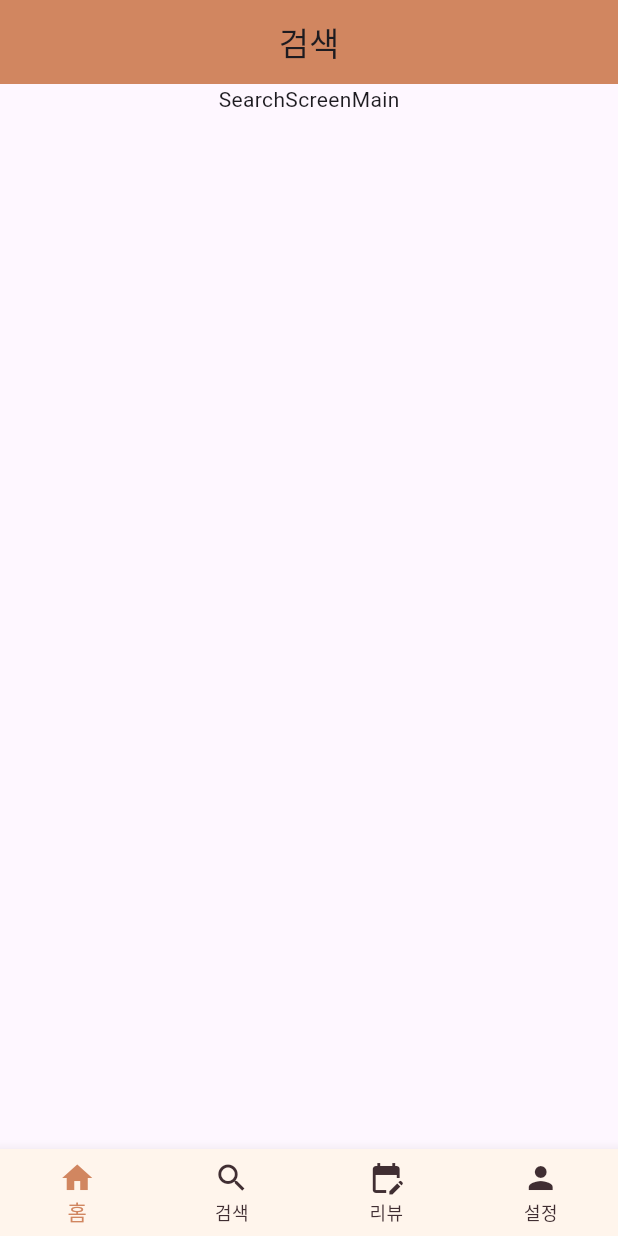
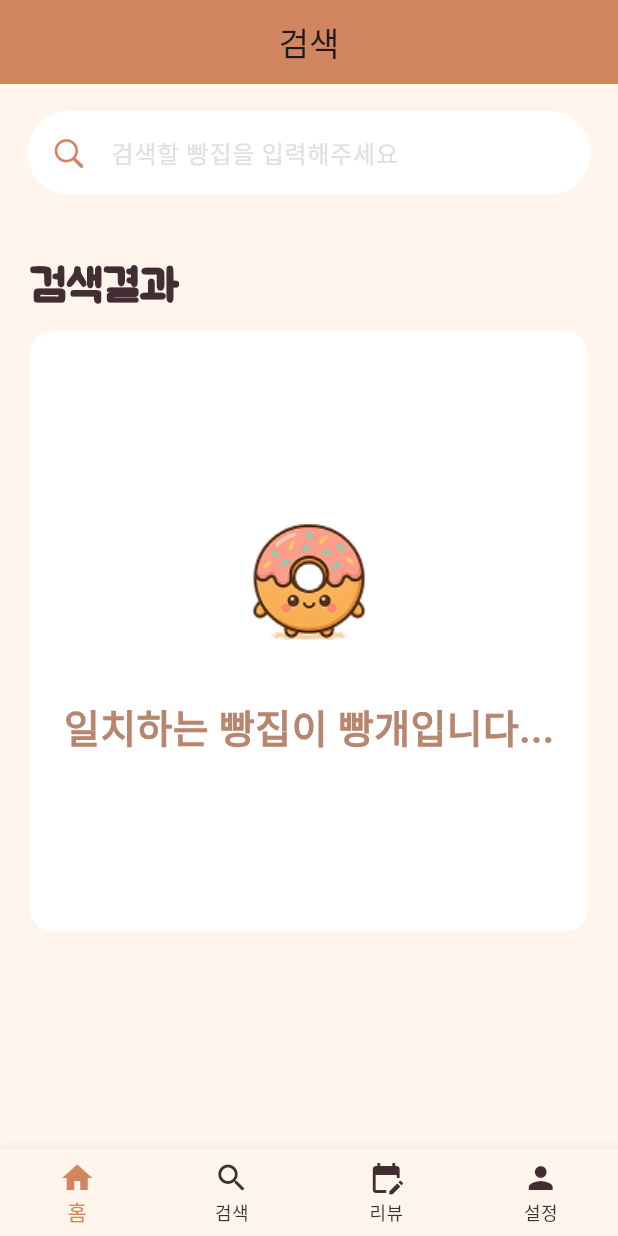
Before and after one commit to BreadPlace/BreadPlace_App, a Flutter app: the screen it shows after launch, item 2 of the bottom bar chosen, on a phone screen of 412 x 824 dp. Run offline on Flutter 3.47's test engine with Material 3 defaults, Android fonts, the phone set to English and light mode, and no system bars; our stand-ins replace geolocator, go_router, google_maps_flutter; Roboto replaces fonts that are missing (pretendardBold).

Commit message:
feat: searchBar, emptyView 생성

```diff
--- a/lib/ui/common_widgets/common_scaffold.dart
+++ b/lib/ui/common_widgets/common_scaffold.dart
@@ -3,6 +3,7 @@ import 'package:go_router/go_router.dart';
 import 'common_navigation_bar.dart';
 import 'common_app_bar.dart';
 import '../../config/routing/routes.dart';
+import 'package:bread_place/config/constants/app_colors.dart';
 
 class MainScaffold extends StatefulWidget {
   final Widget child;
@@ -47,6 +48,7 @@ class _MainScaffoldState extends State<MainScaffold> {
     final title = _getTitle(location);
 
     return Scaffold(
+      backgroundColor: AppColors.background,
       appBar: CommonAppBar(title: title, centerTitle: true),
       body: SafeArea(child: widget.child),
       bottomNavigationBar: MainNavigationBar(),
--- a/lib/ui/search/search_screen_main.dart
+++ b/lib/ui/search/search_screen_main.dart
@@ -1,4 +1,7 @@
+import 'package:flutter/cupertino.dart';
 import 'package:flutter/material.dart';
+
+import 'package:bread_place/config/constants/app_colors.dart';
 
 class SearchScreenMain extends StatefulWidget {
   const SearchScreenMain({super.key});
@@ -10,6 +13,74 @@ class SearchScreenMain extends StatefulWidget {
 class _SearchScreenMainState extends State<SearchScreenMain> {
   @override
   Widget build(BuildContext context) {
-    return Column(children: [Expanded(child: Text('SearchScreenMain'))]);
+    return SingleChildScrollView(
+      child: Column(
+        mainAxisAlignment: MainAxisAlignment.start,
+        children: [
+          // 검색바
+          Padding(
+            padding: const EdgeInsets.all(18.0),
+            child: SearchBar(
+              leading: Padding(
+                padding: const EdgeInsets.all(8.0),
+                child: Icon(CupertinoIcons.search, color: AppColors.primary),
+              ),
+              elevation: WidgetStatePropertyAll(0),
+              backgroundColor: WidgetStatePropertyAll(AppColors.white),
+              overlayColor: WidgetStatePropertyAll(AppColors.sub),
+              hintText: '검색할 빵집을 입력해주세요',
+              hintStyle: WidgetStateProperty.all(
+                TextStyle(color: AppColors.grey),
+              ),
+              onSubmitted: (value) {
+                /// 키보드 입력을 마쳤을 때 작동할 함수
+              },
+            ),
+          ),
+          // 헤드라인
+          Padding(
+            padding: const EdgeInsets.fromLTRB(20, 20, 0, 0),
+            child: Container(
+              alignment: AlignmentDirectional.centerStart,
+              child: Text(
+                '검색결과',
+                style: TextStyle(
+                    fontSize: 30,
+                    color: AppColors.icon,
+                    fontFamily: 'bmJua',
+                    fontWeight: FontWeight.bold
+                ),
+              ),
+            ),
+          ),
+          // Empty View
+          Container(
+              margin: EdgeInsets.symmetric(horizontal: 20, vertical: 10),
+              height: 400,
+              width: double.maxFinite,
+              decoration: BoxDecoration(
+                color: AppColors.white,
+                borderRadius: BorderRadius.circular(15)
+              ),
+              child: Column(
+                mainAxisAlignment: MainAxisAlignment.center,
+                children: [
+                  Image.asset('assets/images/image_donut.png'),
+                  SizedBox(height: 30),
+                  Text(
+                    '일치하는 빵집이 빵개입니다...',
+                    style: TextStyle(
+                      fontFamily: 'pretendardBold',
+                      fontSize: 26,
+                      color: AppColors.sub,
+                      fontWeight: FontWeight.bold,
+                    ),
+                  ),
+                ],
+              )
+          )
+        ],
+      ),
+    );
   }
 }
```
Also changed, not shown: assets/images/image_donut.png (added).
